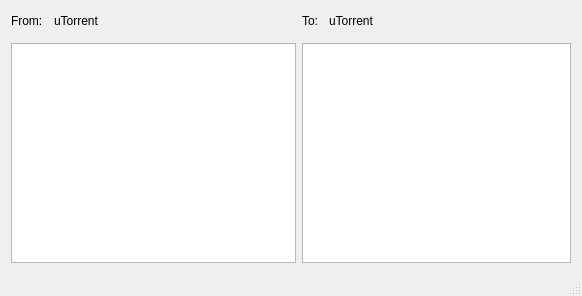
Before: the Qt Designer form app/mainwindow.ui in Aetf/TorrentMigrator, drawn with Qt 5.
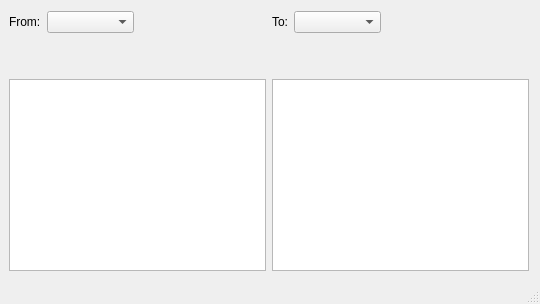
After: the same form once the commit is applied.

The edit to the form file:
```diff
--- a/app/mainwindow.ui
+++ b/app/mainwindow.ui
@@ -6,14 +6,19 @@
    <rect>
     <x>0</x>
     <y>0</y>
-    <width>582</width>
-    <height>296</height>
+    <width>540</width>
+    <height>304</height>
    </rect>
   </property>
   <property name="windowTitle">
    <string>MainWindow</string>
   </property>
   <widget class="QWidget" name="centralWidget">
+   <layout class="QHBoxLayout" name="horizontalLayout">
+    <property name="leftMargin">
+     <number>9</number>
+    </property>
+    <item>
    <layout class="QGridLayout" name="gridLayout">
     <item row="0" column="0">
      <widget class="QLabel" name="label">
@@ -22,6 +27,26 @@
       </property>
      </widget>
     </item>
+      <item row="0" column="1">
+       <widget class="QComboBox" name="backendComboLeft">
+        <property name="styleSheet">
+         <string notr="true"/>
+        </property>
+        <property name="currentIndex">
+         <number>-1</number>
+        </property>
+        <item>
+         <property name="text">
+          <string>uTorrent</string>
+         </property>
+        </item>
+        <item>
+         <property name="text">
+          <string>qBittorrent</string>
+         </property>
+        </item>
+       </widget>
+      </item>
     <item row="0" column="2">
      <spacer name="horizontalSpacer">
       <property name="orientation">
@@ -29,64 +54,40 @@
       </property>
       <property name="sizeHint" stdset="0">
        <size>
-        <width>40</width>
-        <height>20</height>
+          <width>37</width>
+          <height>17</height>
        </size>
       </property>
      </spacer>
     </item>
-    <item row="0" column="5">
-     <spacer name="horizontalSpacer_2">
-      <property name="orientation">
-       <enum>Qt::Horizontal</enum>
-      </property>
-      <property name="sizeHint" stdset="0">
-       <size>
-        <width>40</width>
-        <height>20</height>
-       </size>
-      </property>
-     </spacer>
-    </item>
-    <item row="0" column="3">
+      <item row="1" column="0" colspan="3">
+       <widget class="QStackedWidget" name="backendConfLeft">
+        <widget class="QWidget" name="page"/>
+        <widget class="QWidget" name="page_2"/>
+       </widget>
+      </item>
+      <item row="2" column="0" colspan="3">
+       <widget class="QTableView" name="torrentViewLeft"/>
+      </item>
+     </layout>
+    </item>
+    <item>
+     <layout class="QGridLayout" name="gridLayout_2">
+      <item row="0" column="0">
      <widget class="QLabel" name="label_2">
       <property name="text">
        <string>To:</string>
       </property>
      </widget>
     </item>
-    <item row="1" column="0" colspan="3">
-     <widget class="QFrame" name="backendConfLeft">
-      <property name="frameShape">
-       <enum>QFrame::StyledPanel</enum>
-      </property>
-      <property name="frameShadow">
-       <enum>QFrame::Raised</enum>
-      </property>
-     </widget>
-    </item>
-    <item row="1" column="3" colspan="3">
-     <widget class="QFrame" name="backendConfRight">
-      <property name="frameShape">
-       <enum>QFrame::StyledPanel</enum>
-      </property>
-      <property name="frameShadow">
-       <enum>QFrame::Raised</enum>
-      </property>
-     </widget>
-    </item>
-    <item row="2" column="0" colspan="3">
-     <widget class="QTableView" name="torrentViewLeft"/>
-    </item>
-    <item row="2" column="3" colspan="3">
-     <widget class="QTableView" name="torrentViewRight"/>
-    </item>
-    <item row="0" column="4">
+      <item row="0" column="1">
      <widget class="QComboBox" name="backendComboRight">
       <property name="styleSheet">
-       <string notr="true">QComboBox:!focus{background-color: transparent; border: 0px;}
-QComboBox::drop-down:!focus {border-width: 0px;} </string>
-      </property>
+         <string notr="true"/>
+        </property>
+        <property name="currentIndex">
+         <number>-1</number>
+        </property>
       <item>
        <property name="text">
         <string>uTorrent</string>
@@ -99,23 +100,32 @@
       </item>
      </widget>
     </item>
-    <item row="0" column="1">
-     <widget class="QComboBox" name="backendComboLeft">
-      <property name="styleSheet">
-       <string notr="true">QComboBox:!focus{background-color: transparent; border: 0px;}
-QComboBox::drop-down:!focus {border-width: 0px;} </string>
-      </property>
-      <item>
-       <property name="text">
-        <string>uTorrent</string>
-       </property>
+      <item row="0" column="2">
+       <spacer name="horizontalSpacer_2">
+        <property name="orientation">
+         <enum>Qt::Horizontal</enum>
+        </property>
+        <property name="sizeHint" stdset="0">
+         <size>
+          <width>40</width>
+          <height>20</height>
+         </size>
+        </property>
+       </spacer>
       </item>
-      <item>
-       <property name="text">
-        <string>qBittorrent</string>
-       </property>
-      </item>
-     </widget>
+      <item row="1" column="0" colspan="3">
+       <widget class="QStackedWidget" name="backendConfRight">
+        <property name="currentIndex">
+         <number>0</number>
+        </property>
+        <widget class="QWidget" name="page_3"/>
+        <widget class="QWidget" name="page_4"/>
+       </widget>
+      </item>
+      <item row="2" column="0" colspan="3">
+       <widget class="QTableView" name="torrentViewRight"/>
+      </item>
+     </layout>
     </item>
    </layout>
   </widget>
```
Left out of the diff: 43 changed lines with no effect on the pictures. Lines whose indentation alone changed are shown as unchanged.
